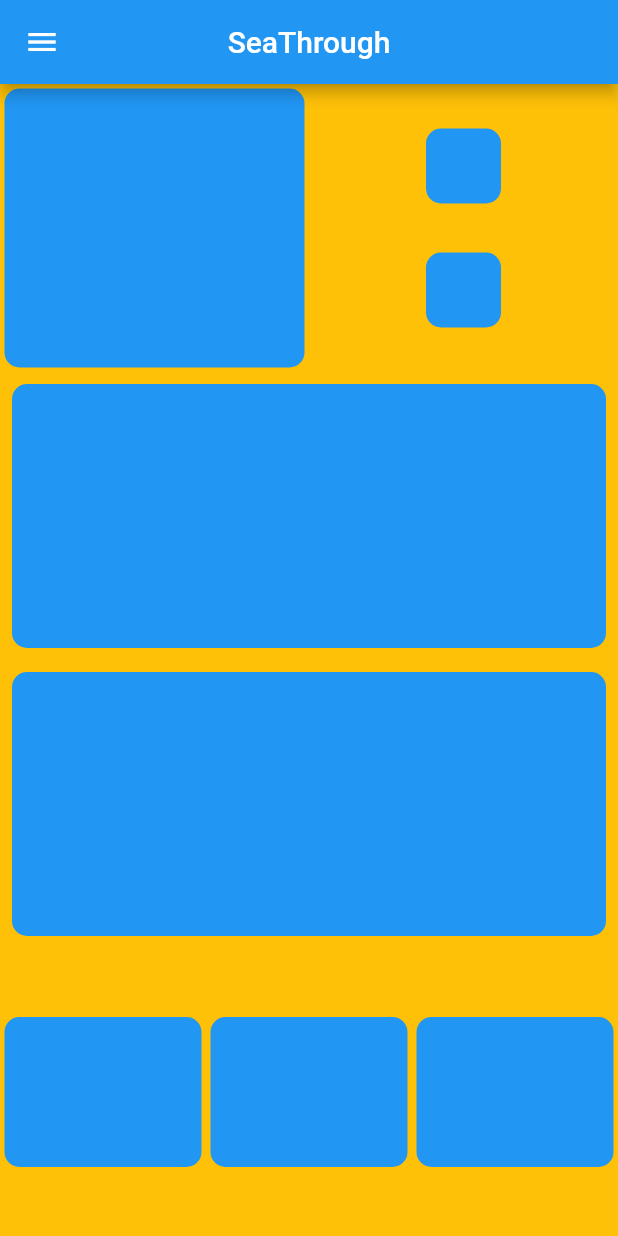
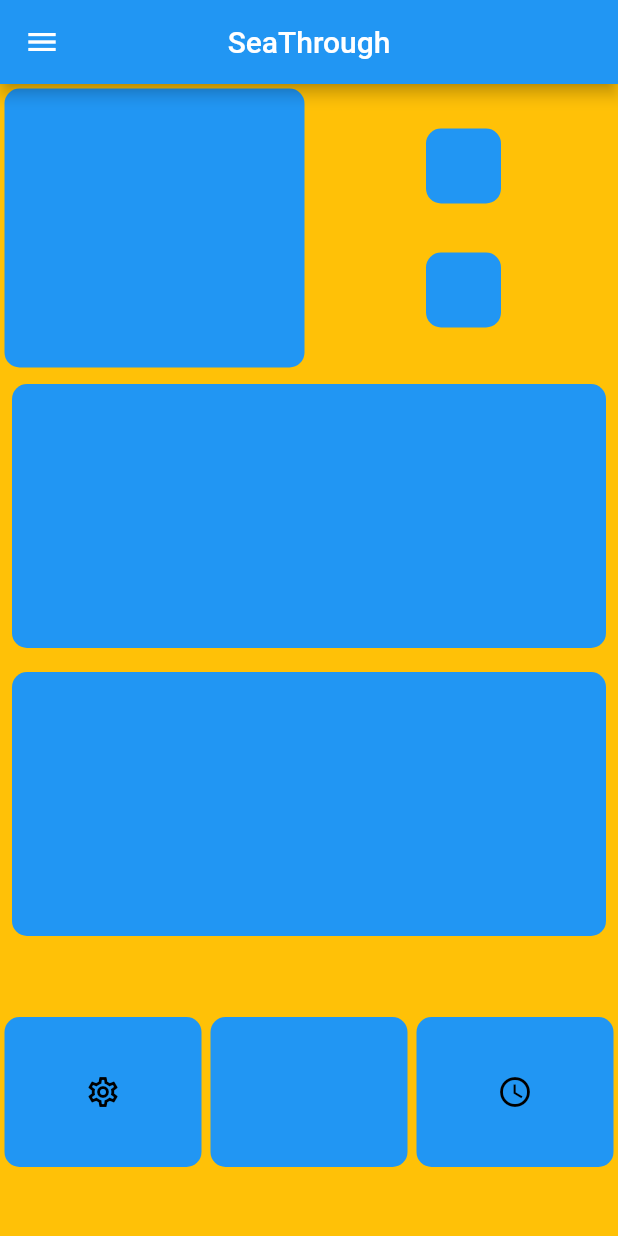
Before and after one commit to mon50/back_calculation, a Flutter app: the MainPage screen opened directly, on a phone screen of 412 x 824 dp. Run offline on Flutter 3.47's test engine with Material 2 defaults, Android fonts, the light colour scheme and no system bars.

Commit message:
mainpage.dartの一番下の両端にアイコンを追加

```diff
--- a/lib/mainpage.dart
+++ b/lib/mainpage.dart
@@ -140,6 +140,8 @@
             ),
 
           ),
+
+
           Expanded(
             child: Row(
               children: <Widget>[
@@ -147,10 +149,15 @@
                   child: Padding(
                     padding: const EdgeInsets.all(3.0),
                     child: Container(
+                      child: Icon(
+                        Icons.settings_outlined,
+                        color: kIconColour,
+                        size: 24,
+                      ),
                       width: 100,
                       height: 100,
                       decoration: BoxDecoration(
-                        color: Colors.blue,
+                        color: kMainColour,
                         borderRadius: BorderRadius.circular(10),
                       ),
                     ),
@@ -164,7 +171,7 @@
                       width: 100,
                       height: 100,
                       decoration: BoxDecoration(
-                        color: Colors.blue,
+                        color: kMainColour,
                         borderRadius: BorderRadius.circular(10),
                       ),
                     ),
@@ -175,10 +182,15 @@
                   child: Padding(
                     padding: const EdgeInsets.all(3.0),
                     child: Container(
+                      child: Icon(
+                        Icons.access_time,
+                        color: kIconColour,
+                        size: 24,
+                      ),
                       width: 100,
                       height: 100,
                       decoration: BoxDecoration(
-                        color: Colors.blue,
+                        color: kMainColour,
                         borderRadius: BorderRadius.circular(10),
                       ),
                     ),
@@ -188,7 +200,6 @@
               ],
             ),
           ),
-
         ],
       ),
 
```
